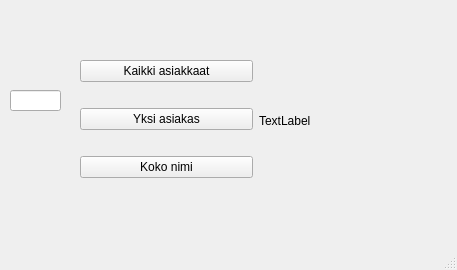
hsniemi/qt_example, file qt_frontend/mainwindow.ui: the form before one commit.
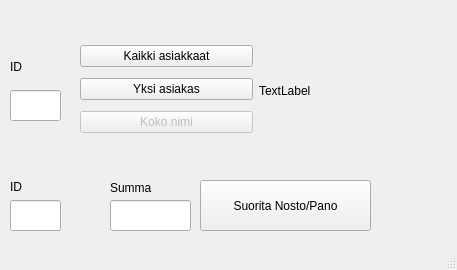
The form after the commit.

Diff of the .ui file:
```diff
--- a/qt_frontend/mainwindow.ui
+++ b/qt_frontend/mainwindow.ui
@@ -20,7 +20,7 @@
       <x>10</x>
       <y>90</y>
       <width>51</width>
-      <height>21</height>
+      <height>31</height>
      </rect>
     </property>
     <property name="font">
@@ -29,13 +29,13 @@
      </font>
     </property>
    </widget>
-   <widget class="QWidget" name="">
+   <widget class="QWidget" name="layoutWidget">
     <property name="geometry">
      <rect>
       <x>80</x>
       <y>40</y>
       <width>351</width>
-      <height>161</height>
+      <height>101</height>
      </rect>
     </property>
     <layout class="QHBoxLayout" name="horizontalLayout">
@@ -57,6 +57,9 @@
        </item>
        <item>
         <widget class="QPushButton" name="getFullName">
+         <property name="enabled">
+          <bool>false</bool>
+         </property>
          <property name="text">
           <string>Koko nimi</string>
          </property>
@@ -73,6 +76,91 @@
      </item>
     </layout>
    </widget>
+   <widget class="QLabel" name="label">
+    <property name="geometry">
+     <rect>
+      <x>10</x>
+      <y>60</y>
+      <width>47</width>
+      <height>14</height>
+     </rect>
+    </property>
+    <property name="text">
+     <string>ID</string>
+    </property>
+   </widget>
+   <widget class="QLabel" name="label_2">
+    <property name="geometry">
+     <rect>
+      <x>10</x>
+      <y>180</y>
+      <width>47</width>
+      <height>14</height>
+     </rect>
+    </property>
+    <property name="text">
+     <string>ID</string>
+    </property>
+   </widget>
+   <widget class="QLineEdit" name="lineEditRaiseId">
+    <property name="geometry">
+     <rect>
+      <x>10</x>
+      <y>200</y>
+      <width>51</width>
+      <height>31</height>
+     </rect>
+    </property>
+    <property name="font">
+     <font>
+      <pointsize>10</pointsize>
+     </font>
+    </property>
+   </widget>
+   <widget class="QLineEdit" name="lineEditRaiseAmount">
+    <property name="geometry">
+     <rect>
+      <x>110</x>
+      <y>200</y>
+      <width>81</width>
+      <height>31</height>
+     </rect>
+    </property>
+    <property name="font">
+     <font>
+      <pointsize>10</pointsize>
+     </font>
+    </property>
+    <property name="text">
+     <string/>
+    </property>
+   </widget>
+   <widget class="QLabel" name="label_3">
+    <property name="geometry">
+     <rect>
+      <x>110</x>
+      <y>180</y>
+      <width>61</width>
+      <height>16</height>
+     </rect>
+    </property>
+    <property name="text">
+     <string>Summa</string>
+    </property>
+   </widget>
+   <widget class="QPushButton" name="buttonRaise">
+    <property name="geometry">
+     <rect>
+      <x>200</x>
+      <y>180</y>
+      <width>171</width>
+      <height>51</height>
+     </rect>
+    </property>
+    <property name="text">
+     <string>Suorita Nosto/Pano</string>
+    </property>
+   </widget>
   </widget>
   <widget class="QMenuBar" name="menubar">
    <property name="geometry">
```
